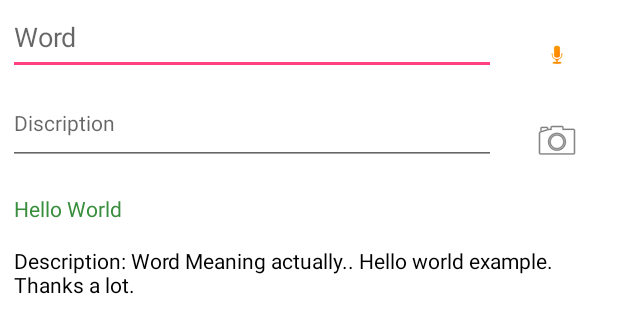
After one commit to Jolpai/WordCard, an Android app: the layout dialog_add_new.xml on its own in the app's theme, with its tools: preview values and no code run, on a phone screen of 412 x 824 dp. The commit adds this screen. Shown: the top 333 px of the screen. Run offline under Robolectric (Android 15) with nearby library versions, the phone set to English and light mode, and no system bars.

Commit message:
add Dialog
.

```diff
--- a/mobile/src/main/java/com/jolpai/wordkeeper/activity/Home.java
+++ b/mobile/src/main/java/com/jolpai/wordkeeper/activity/Home.java
@@ -1,5 +1,8 @@
 package com.jolpai.wordkeeper.activity;
 
+import android.app.AlertDialog;
+import android.content.DialogInterface;
+import android.support.design.widget.FloatingActionButton;
 import android.support.v4.app.Fragment;
 import android.support.v4.app.FragmentManager;
 import android.support.v4.app.FragmentPagerAdapter;
@@ -7,6 +10,10 @@ import android.support.v4.view.ViewPager;
 import android.support.v7.app.AppCompatActivity;
 import android.os.Bundle;
 import android.support.v7.widget.Toolbar;
+import android.view.LayoutInflater;
+import android.view.View;
+import android.widget.EditText;
+import android.widget.TextView;
 
 import com.astuetz.PagerSlidingTabStrip;
 import com.jolpai.wordkeeper.R;
@@ -19,6 +26,7 @@ public class Home extends AppCompatActivity {
     private PagerSlidingTabStrip tab;
     private ViewPager pager;
     private MyPagerAdapter adapter;
+    private FloatingActionButton floatingButtonAddNew;
 
     private int toolbarColor,toolbarTextColor,white,amber_500,green_500;
 
@@ -27,9 +35,25 @@ public class Home extends AppCompatActivity {
         super.onCreate(savedInstanceState);
         setContentView(R.layout.activity_home);
 
+        initialize();
+
+
+
+
+    }
+
+    public void initialize(){
         white=Home.this.getResources().getColor(R.color.white);
         amber_500=Home.this.getResources().getColor(R.color.amber_500);
         green_500=Home.this.getResources().getColor(R.color.green_500);
+
+        floatingButtonAddNew = (FloatingActionButton)findViewById(R.id.floatingButtonAddNew);
+        floatingButtonAddNew.setOnClickListener(new View.OnClickListener() {
+            @Override
+            public void onClick(View view) {
+                showAddNewDialog();
+            }
+        });
 
         toolbarColor=green_500;
         toolbarTextColor=white;
@@ -52,10 +76,50 @@ public class Home extends AppCompatActivity {
         tab.setUnderlineColor(white);
         tab.setUnderlineHeight(0);
         tab.setIndicatorHeight(10);
+    }
 
+    private void showAddNewDialog() {
+        AlertDialog.Builder dialog = new AlertDialog.Builder(Home.this);
+        // Get the layout inflater
 
+        View v = initializeDialogView();
 
+        dialog.setView(v)
+                // Add action buttons
+                .setPositiveButton("OK", new DialogInterface.OnClickListener() {
+                    @Override
+                    public void onClick(DialogInterface dialog, int id) {
+                        // sign in the user ...
+                        //sendCertificateStatementData();
+                    }
+                })
+                .setNegativeButton("DISCARD", new DialogInterface.OnClickListener() {
+                    public void onClick(DialogInterface dialog, int id) {
+                       // txtDetail.setText("");
+                    }
+                })
+                .setTitle("");
+        dialog.create().show();
+    }
 
+    private View initializeDialogView() {
+        EditText editTextWord,editTextMeaning;
+        TextView txtWord,txtMeaning;
+
+        LayoutInflater inflater = LayoutInflater.from(Home.this);
+
+        // Inflate and set the layout for the dialog
+        // Pass null as the parent view because its going in the dialog layout
+        View v = inflater.inflate(R.layout.dialog_add_new, null);
+
+        editTextWord=(EditText)v.findViewById(R.id.editTextWord);
+        editTextMeaning=(EditText)v.findViewById(R.id.editTextMeaning);
+        txtWord=(TextView)v.findViewById(R.id.txtWord);
+        txtMeaning=(TextView)v.findViewById(R.id.txtMeaning);
+
+        //editTextWord.setOnT
+
+        return v;
     }
 
     public static class MyPagerAdapter extends FragmentPagerAdapter {
--- a/mobile/src/main/res/layout/activity_home.xml
+++ b/mobile/src/main/res/layout/activity_home.xml
@@ -58,13 +58,13 @@
     </android.support.v4.view.ViewPager>
 
     <android.support.design.widget.FloatingActionButton
-        android:id="@+id/fab"
+        android:id="@+id/floatingButtonAddNew"
         android:layout_width="wrap_content"
         android:layout_height="wrap_content"
         android:layout_gravity="bottom|end"
         android:layout_marginBottom="16dp"
         android:layout_marginRight="16dp"
-        android:src="@android:drawable/ic_media_play"
+        android:src="@android:drawable/ic_input_add"
         app:fabSize="normal"
         app:backgroundTint="@color/green_500"
         android:layout_marginEnd="16dp"
--- /dev/null
+++ b/mobile/src/main/res/layout/dialog_add_new.xml
@@ -0,0 +1,98 @@
+<?xml version="1.0" encoding="utf-8"?>
+<LinearLayout
+    xmlns:android="http://schemas.android.com/apk/res/android"
+    android:orientation="vertical"
+    android:layout_width="match_parent"
+    android:layout_height="match_parent"
+    android:paddingLeft="5dp"
+    android:background="@color/white">
+
+    <LinearLayout
+        android:layout_width="match_parent"
+        android:layout_height="wrap_content"
+        android:minHeight="50dp"
+        android:orientation="horizontal">
+        <EditText
+            android:id="@+id/editTextWord"
+            android:layout_width="0dp"
+            android:layout_height="match_parent"
+            android:layout_weight="8"
+            android:textSize="18sp"
+            android:hint="Word"/>
+        <ImageView
+            android:layout_width="0dp"
+            android:layout_height="wrap_content"
+            android:layout_weight="2"
+            android:layout_gravity="bottom"
+            android:layout_marginBottom="5dp"
+            android:src="@android:drawable/presence_audio_away"/>
+
+    </LinearLayout>
+    <LinearLayout
+        android:layout_width="match_parent"
+        android:layout_height="wrap_content"
+        android:orientation="horizontal"
+        android:minHeight="60dp">
+        <EditText
+            android:id="@+id/editTextMeaning"
+            android:layout_width="0dp"
+            android:layout_height="wrap_content"
+            android:layout_weight="8"
+            android:minLines="2"
+            android:textSize="14sp"
+            android:layout_gravity="bottom"
+            android:hint="Discription"/>
+        <ImageView
+            android:layout_width="0dp"
+            android:layout_height="wrap_content"
+            android:layout_weight="2"
+            android:layout_gravity="bottom"
+            android:src="@android:drawable/ic_menu_camera"/>
+    </LinearLayout>
+
+    <ScrollView
+        android:layout_width="match_parent"
+        android:layout_height="match_parent"
+        android:minHeight="300dp"
+        android:padding="4dp">
+
+        <LinearLayout
+            android:layout_width="match_parent"
+            android:layout_height="match_parent"
+            android:orientation="vertical">
+
+            <LinearLayout
+                android:layout_width="match_parent"
+                android:layout_height="wrap_content"
+                android:minHeight="50dp">
+                <TextView
+                    android:id="@+id/txtWord"
+                    android:layout_width="wrap_content"
+                    android:layout_height="wrap_content"
+                    android:text="Hello World"
+                    android:layout_gravity="center"
+                    android:textColor="@color/green_700" />
+            </LinearLayout>
+
+            <LinearLayout
+                android:layout_width="match_parent"
+                android:layout_height="wrap_content"
+                android:minHeight="50dp">
+                <TextView
+                    android:id="@+id/txtMeaning"
+                    android:layout_width="wrap_content"
+                    android:layout_height="wrap_content"
+                    android:text="Description: Word Meaning actually.. Hello world example. Thanks a lot."
+
+                    android:textColor="@color/black_500" />
+            </LinearLayout>
+
+        </LinearLayout>
+
+    </ScrollView>
+
+
+
+
+
+</LinearLayout>
--- a/wear/build.gradle
+++ b/wear/build.gradle
@@ -7,7 +7,7 @@ android {
 
     defaultConfig {
         applicationId "com.jolpai.wordkeeper"
-        minSdkVersion 20
+        minSdkVersion 19
         targetSdkVersion 24
         versionCode 1
         versionName "1.0"
```
